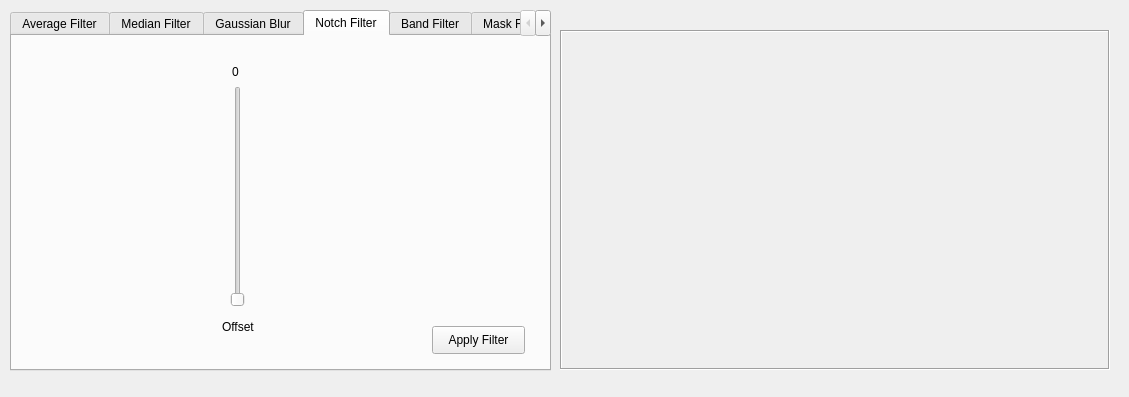
Old version of the form gui/noiseRemove_ui.ui in the repository atazmi/Image-Processing-GUI-ToolBox.
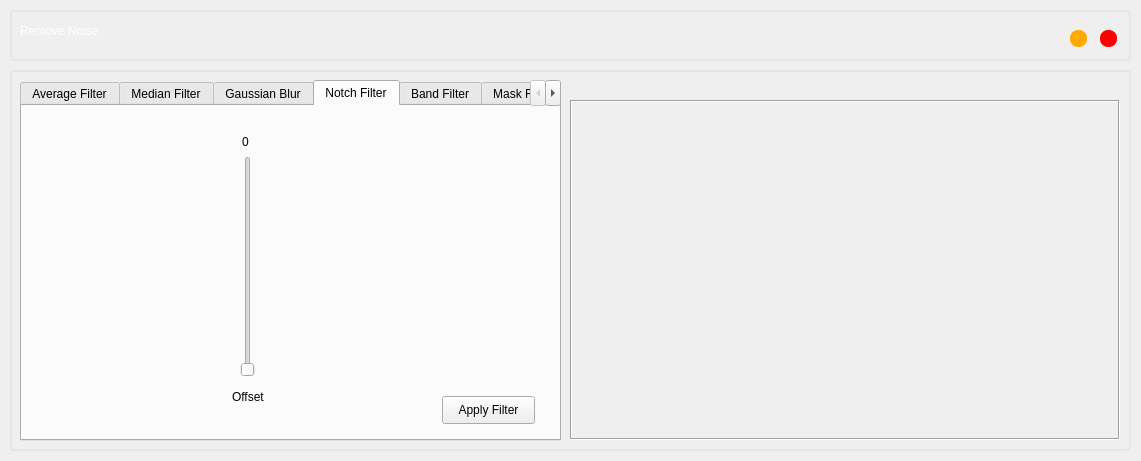
New version of the form. The open tabs and pages were chosen to show the change.

```diff
--- a/gui/noiseRemove_ui.ui
+++ b/gui/noiseRemove_ui.ui
@@ -6,13 +6,190 @@
    <rect>
     <x>0</x>
     <y>0</y>
-    <width>1129</width>
-    <height>397</height>
+    <width>1141</width>
+    <height>461</height>
    </rect>
   </property>
+  <property name="sizePolicy">
+   <sizepolicy hsizetype="Fixed" vsizetype="Fixed">
+    <horstretch>0</horstretch>
+    <verstretch>0</verstretch>
+   </sizepolicy>
+  </property>
+  <property name="minimumSize">
+   <size>
+    <width>1141</width>
+    <height>461</height>
+   </size>
+  </property>
+  <property name="maximumSize">
+   <size>
+    <width>1141</width>
+    <height>461</height>
+   </size>
+  </property>
   <property name="windowTitle">
    <string>Remove Noise</string>
   </property>
+  <property name="toolTip">
+   <string/>
+  </property>
+  <widget class="QFrame" name="frame">
+   <property name="geometry">
+    <rect>
+     <x>10</x>
+     <y>10</y>
+     <width>1121</width>
+     <height>51</height>
+    </rect>
+   </property>
+   <property name="styleSheet">
+    <string notr="true">QFrame#frame{
+border-radius: 4px;
+border: 2px solid rgb(229, 229, 229);
+}</string>
+   </property>
+   <property name="frameShape">
+    <enum>QFrame::StyledPanel</enum>
+   </property>
+   <property name="frameShadow">
+    <enum>QFrame::Raised</enum>
+   </property>
+   <widget class="QLabel" name="label_10">
+    <property name="geometry">
+     <rect>
+      <x>10</x>
+      <y>0</y>
+      <width>401</width>
+      <height>41</height>
+     </rect>
+    </property>
+    <property name="styleSheet">
+     <string notr="true">color: #FFF;
+font: 75 20pt &quot;Berlin Sans FB Demi&quot;;</string>
+    </property>
+    <property name="text">
+     <string>Remove Noise</string>
+    </property>
+    <property name="textFormat">
+     <enum>Qt::PlainText</enum>
+    </property>
+   </widget>
+   <widget class="QPushButton" name="close_button">
+    <property name="geometry">
+     <rect>
+      <x>1090</x>
+      <y>20</y>
+      <width>17</width>
+      <height>17</height>
+     </rect>
+    </property>
+    <property name="minimumSize">
+     <size>
+      <width>16</width>
+      <height>16</height>
+     </size>
+    </property>
+    <property name="maximumSize">
+     <size>
+      <width>17</width>
+      <height>17</height>
+     </size>
+    </property>
+    <property name="styleSheet">
+     <string notr="true">QPushButton {
+	border: none;
+	border-radius: 8px;
+	background-color: rgb(255, 0, 0);
+}
+
+QPushButton:hover {
+	background-color: rgba(255, 0, 0, 150);
+}</string>
+    </property>
+    <property name="text">
+     <string/>
+    </property>
+   </widget>
+   <widget class="QPushButton" name="minimize_button">
+    <property name="geometry">
+     <rect>
+      <x>1060</x>
+      <y>20</y>
+      <width>17</width>
+      <height>17</height>
+     </rect>
+    </property>
+    <property name="minimumSize">
+     <size>
+      <width>16</width>
+      <height>16</height>
+     </size>
+    </property>
+    <property name="maximumSize">
+     <size>
+      <width>17</width>
+      <height>17</height>
+     </size>
+    </property>
+    <property name="styleSheet">
+     <string notr="true">QPushButton {
+	border: none;
+	border-radius: 8px;
+	background-color: rgb(255, 170, 0);
+}
+QPushButton:hover {
+background-color: rgba(255, 170, 0, 150);
+}</string>
+    </property>
+    <property name="text">
+     <string/>
+    </property>
+   </widget>
+  </widget>
+  <widget class="QFrame" name="frame_2">
+   <property name="geometry">
+    <rect>
+     <x>10</x>
+     <y>70</y>
+     <width>1121</width>
+     <height>381</height>
+    </rect>
+   </property>
+   <property name="styleSheet">
+    <string notr="true">QFrame#frame_2{
+border-radius: 4px;
+border: 2px solid rgb(229, 229, 229);
+}</string>
+   </property>
+   <property name="frameShape">
+    <enum>QFrame::StyledPanel</enum>
+   </property>
+   <property name="frameShadow">
+    <enum>QFrame::Raised</enum>
+   </property>
+   <widget class="QLabel" name="image_label">
+    <property name="geometry">
+     <rect>
+      <x>560</x>
+      <y>30</y>
+      <width>550</width>
+      <height>340</height>
+     </rect>
+    </property>
+    <property name="frameShape">
+     <enum>QFrame::Box</enum>
+    </property>
+    <property name="frameShadow">
+     <enum>QFrame::Sunken</enum>
+    </property>
+    <property name="text">
+     <string/>
+    </property>
+    <property name="alignment">
+     <set>Qt::AlignCenter</set>
+    </property>
+   </widget>
   <widget class="QTabWidget" name="tabs">
    <property name="geometry">
     <rect>
@@ -494,7 +671,7 @@
       <number>0</number>
      </property>
      <property name="maximum">
-      <number>1000</number>
+       <number>50</number>
      </property>
      <property name="singleStep">
       <number>1</number>
@@ -721,27 +898,6 @@
     </widget>
    </widget>
   </widget>
-  <widget class="QLabel" name="image_label">
-   <property name="geometry">
-    <rect>
-     <x>560</x>
-     <y>30</y>
-     <width>550</width>
-     <height>340</height>
-    </rect>
-   </property>
-   <property name="frameShape">
-    <enum>QFrame::Box</enum>
-   </property>
-   <property name="frameShadow">
-    <enum>QFrame::Sunken</enum>
-   </property>
-   <property name="text">
-    <string/>
-   </property>
-   <property name="alignment">
-    <set>Qt::AlignCenter</set>
-   </property>
   </widget>
  </widget>
  <resources/>
```
Left out of the diff: 4 changed lines with no effect on the pictures. Lines whose indentation alone changed are shown as unchanged.
